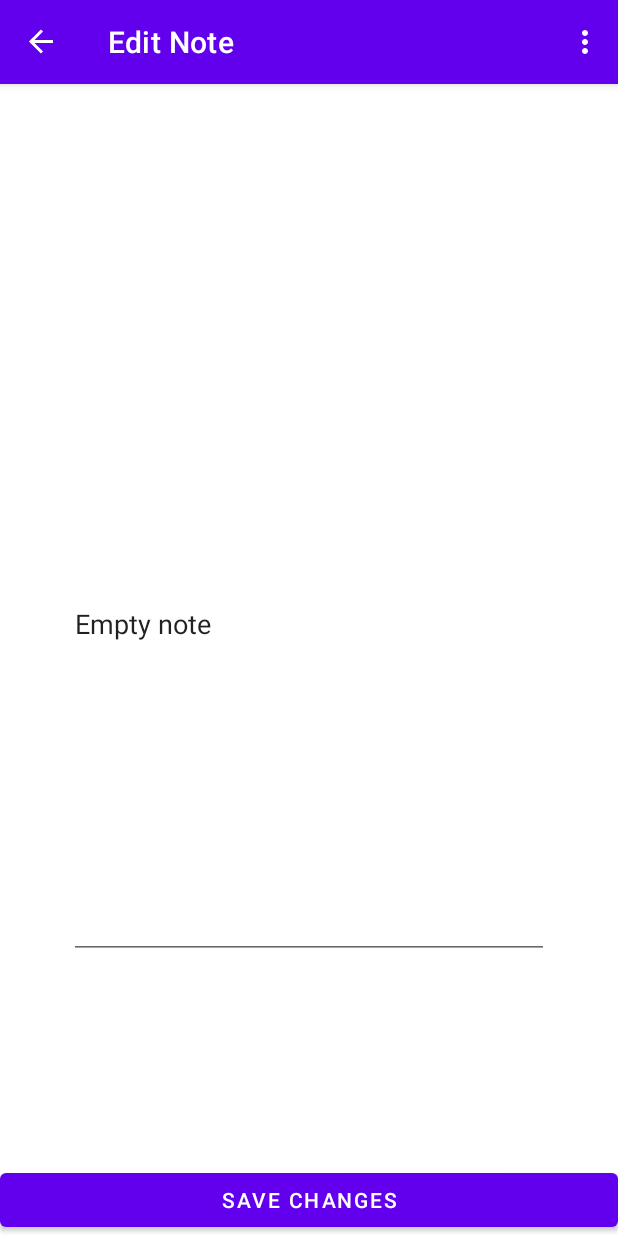
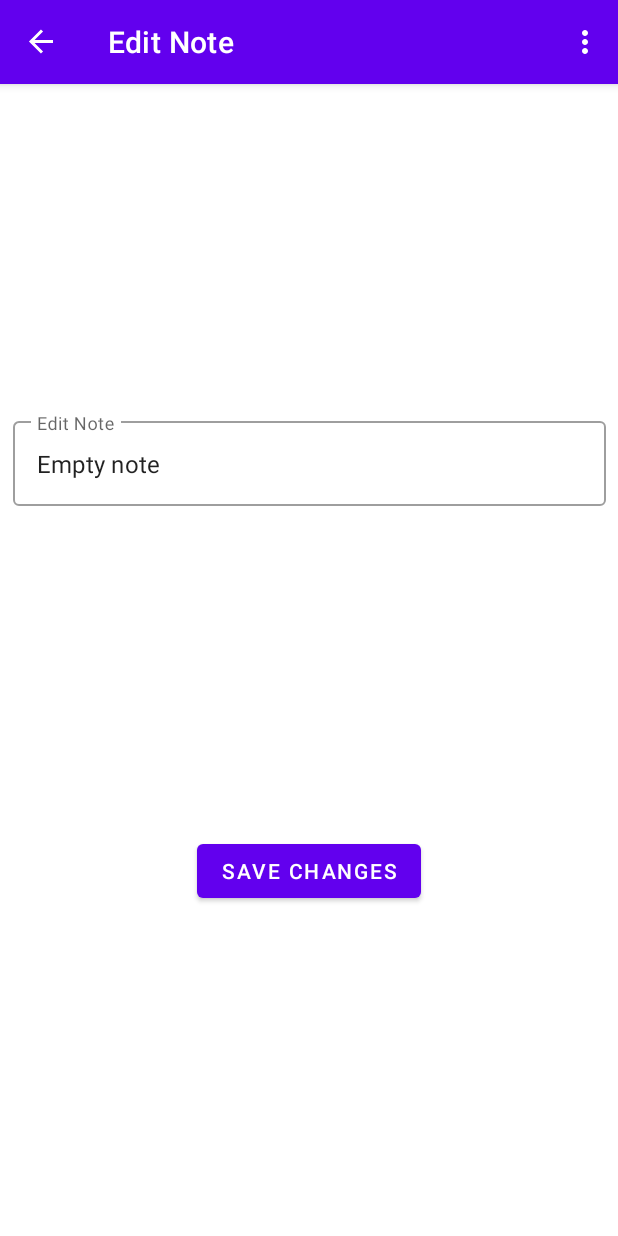
Before and after one commit to koziej97/safe-notepad-android, an Android app: the EditNoteFragment screen opened through its navigation route, on a phone screen of 412 x 824 dp. Run offline under Robolectric (Android 15) with nearby library versions, the light colour scheme and no system bars; our stand-ins replace data binding, navigation-ui.

Commit message:
Updated layout

```diff
--- a/app/src/main/res/layout/fragment_edit_note.xml
+++ b/app/src/main/res/layout/fragment_edit_note.xml
@@ -15,24 +15,33 @@
         android:layout_height="match_parent"
         tools:context=".EditNoteFragment">
 
-        <EditText
+        <com.google.android.material.textfield.TextInputLayout
             android:id="@+id/note_edit_text"
-            android:layout_width="320dp"
-            android:layout_height="446dp"
-            android:text="@={editNoteFragment.newNote}"
+            style="@style/Widget.MaterialComponents.TextInputLayout.OutlinedBox"
+            android:layout_width="395dp"
+            android:layout_height="wrap_content"
+            android:hint="@string/edit_note"
             app:layout_constraintBottom_toTopOf="@+id/save_edit_button"
             app:layout_constraintEnd_toEndOf="parent"
             app:layout_constraintStart_toStartOf="parent"
-            app:layout_constraintTop_toTopOf="parent" />
+            app:layout_constraintTop_toTopOf="parent">
+
+            <com.google.android.material.textfield.TextInputEditText
+                android:layout_width="match_parent"
+                android:layout_height="wrap_content"
+                android:text="@={editNoteFragment.newNote}" />
+
+        </com.google.android.material.textfield.TextInputLayout>
 
         <Button
             android:id="@+id/save_edit_button"
-            android:layout_width="match_parent"
+            android:layout_width="wrap_content"
             android:layout_height="wrap_content"
             android:text="@string/save_changes"
             app:layout_constraintBottom_toBottomOf="parent"
             app:layout_constraintEnd_toEndOf="parent"
-            app:layout_constraintStart_toStartOf="parent" />
+            app:layout_constraintStart_toStartOf="parent"
+            app:layout_constraintTop_toBottomOf="@id/note_edit_text"/>
 
     </androidx.constraintlayout.widget.ConstraintLayout>
 </layout>
--- a/app/src/main/res/values/colors.xml
+++ b/app/src/main/res/values/colors.xml
@@ -7,4 +7,5 @@
     <color name="teal_700">#FF018786</color>
     <color name="black">#FF000000</color>
     <color name="white">#FFFFFFFF</color>
+    <color name="yellow">#fff59d</color>
 </resources>
--- a/app/src/main/res/values/strings.xml
+++ b/app/src/main/res/values/strings.xml
@@ -12,4 +12,5 @@
     <string name="save_cahnges">Save changes</string>
     <string name="save_changes">Save changes</string>
     <string name="message_change_password">Please enter your new password below</string>
+    <string name="new_password">New password</string>
 </resources>
```
Also changed, not shown: app/src/main/res/layout/fragment_change_password.xml (+17 -9 lines), app/src/main/res/layout/fragment_notes.xml (+20 -2 lines), app/src/main/res/layout/fragment_password.xml (+12 -5 lines).
